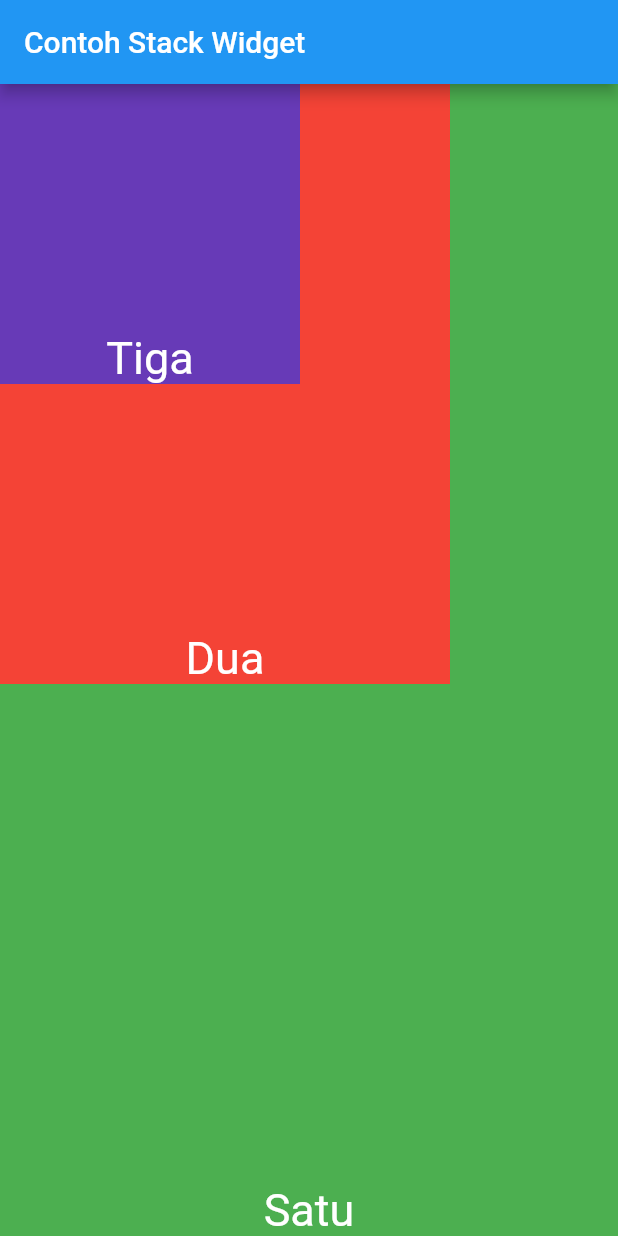
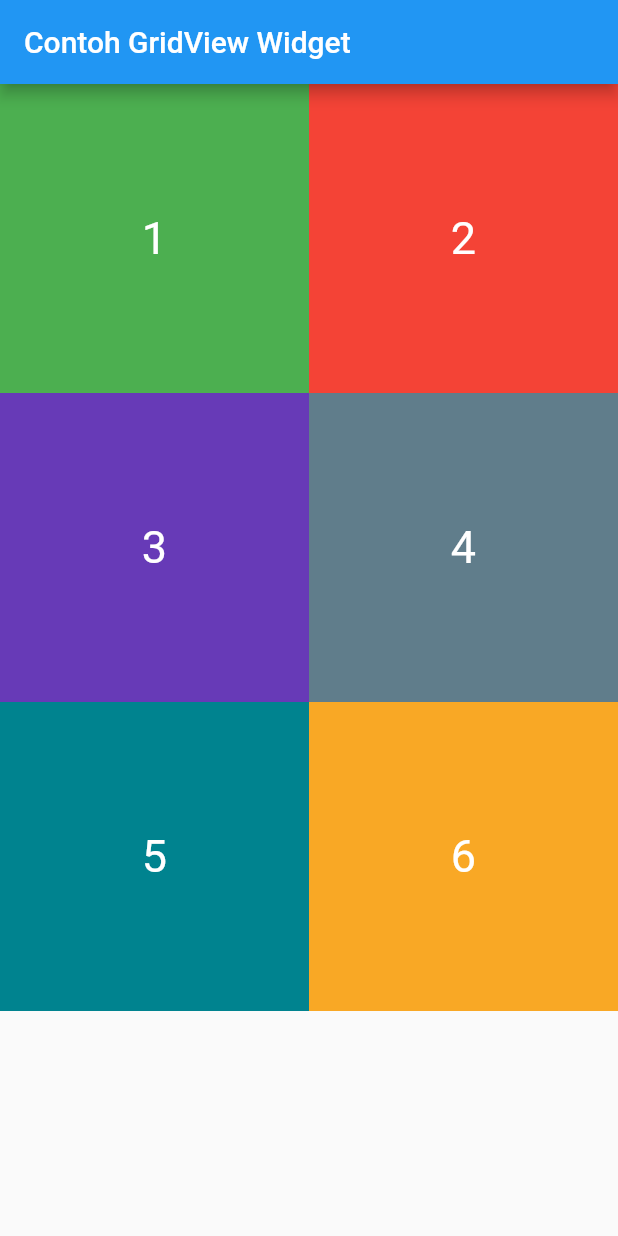
Before and after one commit to wnandirta/Flutter, a Flutter app: the screen it shows after launch, on a phone screen of 412 x 824 dp. Run offline on Flutter 3.47's test engine with Material 2 defaults, Android fonts, the phone set to English and light mode, and no system bars.

Commit message:
Grid View

```diff
--- a/lib/main.dart
+++ b/lib/main.dart
@@ -7,31 +7,55 @@
   @override
   Widget build(BuildContext context) {
     return MaterialApp(
-      debugShowCheckedModeBanner: false,
       home: Scaffold(
         appBar: AppBar(
-          title: Text("Contoh Stack Widget"),
+          title: Text("Contoh GridView Widget"),
         ),
-        body: Stack(
+        body: GridView.count(
+          crossAxisCount: 2,
           children: <Widget>[
             Container(
               color: Colors.green,
-              alignment: Alignment.bottomCenter,
-              child: Text("Satu",
+              alignment: Alignment.center,
+              child: Text("1",
                   style: TextStyle(fontSize: 30, color: Colors.white)),
             ),
             Container(
               color: Colors.red,
-              alignment: Alignment.bottomCenter,
-              child: Text("Dua",
+              alignment: Alignment.center,
+              child: Text("2",
                   style: TextStyle(fontSize: 30, color: Colors.white)),
               height: 400.0,
               width: 300.0,
             ),
             Container(
               color: Colors.deepPurple,
-              alignment: Alignment.bottomCenter,
-              child: Text("Tiga",
+              alignment: Alignment.center,
+              child: Text("3",
+                  style: TextStyle(fontSize: 30, color: Colors.white)),
+              height: 200.0,
+              width: 200.0,
+            ),
+            Container(
+              color: Colors.blueGrey,
+              alignment: Alignment.center,
+              child: Text("4",
+                  style: TextStyle(fontSize: 30, color: Colors.white)),
+              height: 200.0,
+              width: 200.0,
+            ),
+            Container(
+              color: Colors.cyan[800],
+              alignment: Alignment.center,
+              child: Text("5",
+                  style: TextStyle(fontSize: 30, color: Colors.white)),
+              height: 200.0,
+              width: 200.0,
+            ),
+            Container(
+              color: Colors.yellow[800],
+              alignment: Alignment.center,
+              child: Text("6",
                   style: TextStyle(fontSize: 30, color: Colors.white)),
               height: 200.0,
               width: 200.0,
```
